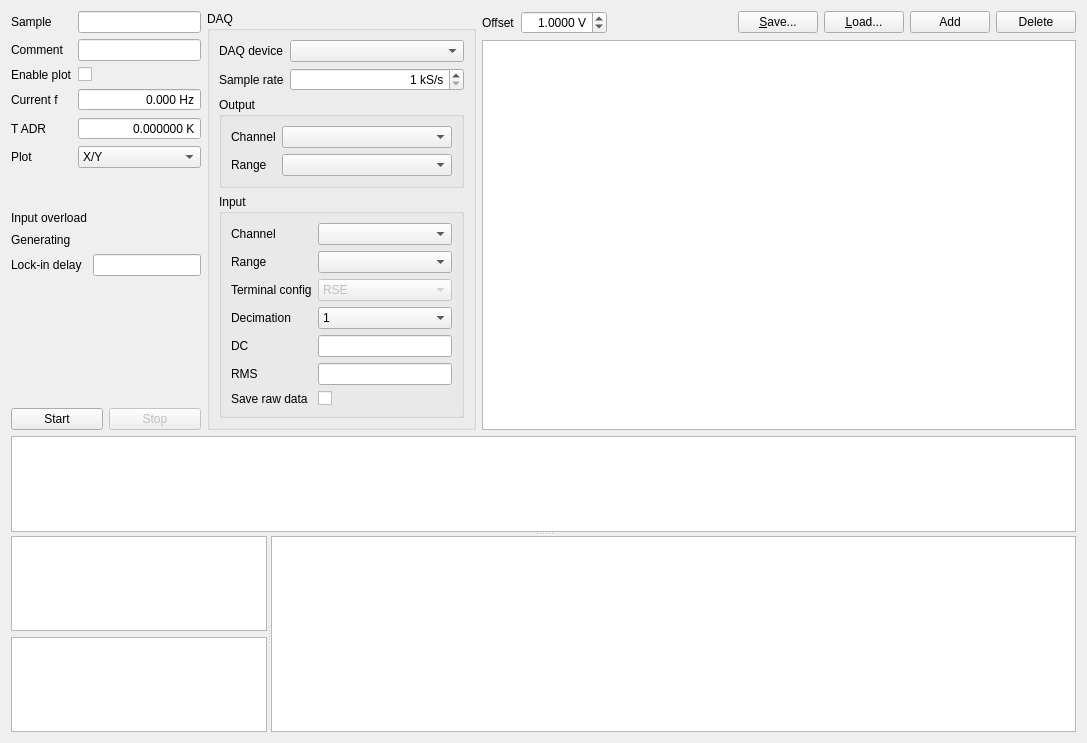
Before: the Qt Designer form TES/MultiLockinUi.ui in AvirupRoy/research, drawn with Qt 5.
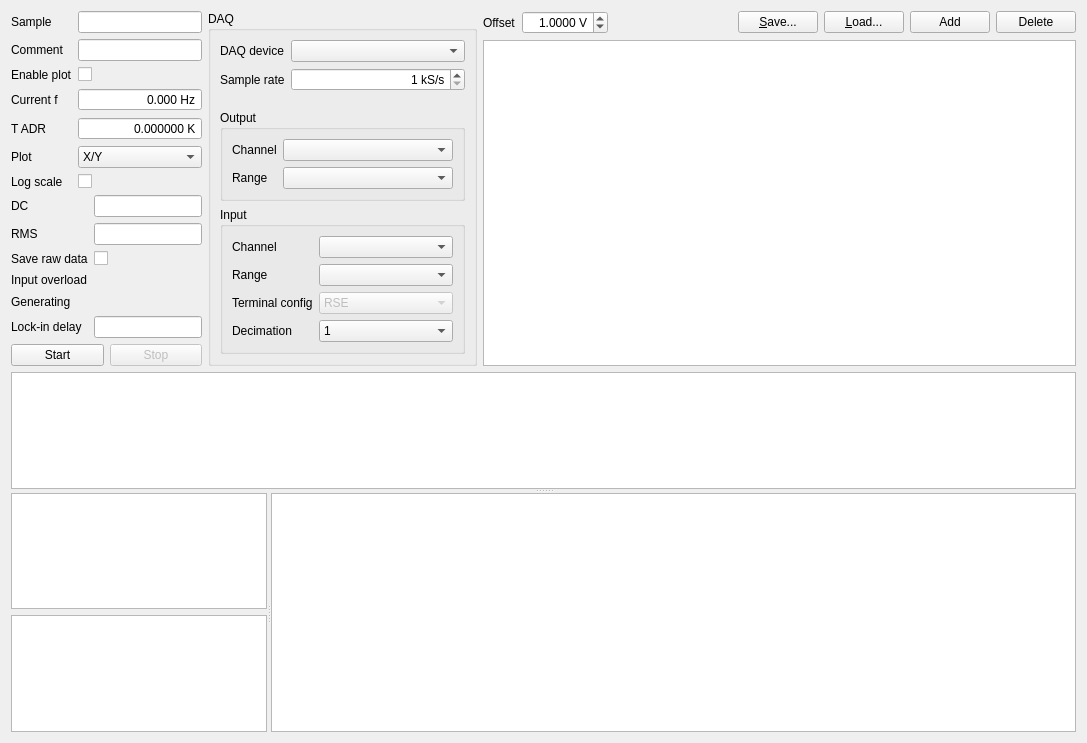
After: the same form once the commit is applied. Custom widgets are drawn as their Qt base class.

Commit message: Added: *data logging *plotting *Raw data collection *display results in correct row on table *more resolution for amplitude setting and data display *correct for decimator phase

The edit to the form file:
```diff
--- a/TES/MultiLockinUi.ui
+++ b/TES/MultiLockinUi.ui
@@ -195,11 +195,83 @@
              </item>
             </widget>
            </item>
+           <item row="6" column="1">
+            <widget class="QCheckBox" name="logscaleCb">
+             <property name="text">
+              <string/>
+             </property>
+            </widget>
+           </item>
+           <item row="6" column="0">
+            <widget class="QLabel" name="label_17">
+             <property name="text">
+              <string>Log scale</string>
+             </property>
+             <property name="buddy">
+              <cstring>logscaleCb</cstring>
+             </property>
+            </widget>
+           </item>
           </layout>
          </item>
          <item>
           <layout class="QFormLayout" name="formLayout_5">
+           <property name="fieldGrowthPolicy">
+            <enum>QFormLayout::AllNonFixedFieldsGrow</enum>
+           </property>
            <item row="0" column="0">
+            <widget class="QLabel" name="label_4">
+             <property name="text">
+              <string>DC</string>
+             </property>
+             <property name="buddy">
+              <cstring>dcIndicator</cstring>
+             </property>
+            </widget>
+           </item>
+           <item row="0" column="1">
+            <widget class="QLineEdit" name="dcIndicator">
+             <property name="sizePolicy">
+              <sizepolicy hsizetype="Preferred" vsizetype="Fixed">
+               <horstretch>0</horstretch>
+               <verstretch>0</verstretch>
+              </sizepolicy>
+             </property>
+             <property name="toolTip">
+              <string>DC value of the input, updated for each chunk.</string>
+             </property>
+             <property name="readOnly">
+              <bool>true</bool>
+             </property>
+            </widget>
+           </item>
+           <item row="1" column="0">
+            <widget class="QLabel" name="label_16">
+             <property name="text">
+              <string>RMS</string>
+             </property>
+             <property name="buddy">
+              <cstring>rmsIndicator</cstring>
+             </property>
+            </widget>
+           </item>
+           <item row="1" column="1">
+            <widget class="QLineEdit" name="rmsIndicator">
+             <property name="sizePolicy">
+              <sizepolicy hsizetype="Preferred" vsizetype="Fixed">
+               <horstretch>0</horstretch>
+               <verstretch>0</verstretch>
+              </sizepolicy>
+             </property>
+             <property name="toolTip">
+              <string>DC value of the input, updated for each chunk.</string>
+             </property>
+             <property name="readOnly">
+              <bool>true</bool>
+             </property>
+            </widget>
+           </item>
+           <item row="3" column="0">
             <widget class="QLabel" name="label_11">
              <property name="text">
               <string>Input overload</string>
@@ -209,7 +281,7 @@
              </property>
             </widget>
            </item>
-           <item row="0" column="1">
+           <item row="3" column="1">
             <widget class="LedIndicator" name="overloadLed" native="true">
              <property name="minimumSize">
               <size>
@@ -225,7 +297,7 @@
              </property>
             </widget>
            </item>
-           <item row="1" column="0">
+           <item row="4" column="0">
             <widget class="QLabel" name="label_12">
              <property name="text">
               <string>Generating</string>
@@ -235,7 +307,7 @@
              </property>
             </widget>
            </item>
-           <item row="1" column="1">
+           <item row="4" column="1">
             <widget class="LedIndicator" name="generatingLed" native="true">
              <property name="minimumSize">
               <size>
@@ -251,7 +323,7 @@
              </property>
             </widget>
            </item>
-           <item row="2" column="0">
+           <item row="5" column="0">
             <widget class="QLabel" name="label_15">
              <property name="text">
               <string>Lock-in delay</string>
@@ -261,7 +333,7 @@
              </property>
             </widget>
            </item>
-           <item row="2" column="1">
+           <item row="5" column="1">
             <widget class="QLineEdit" name="delayLe">
              <property name="sizePolicy">
               <sizepolicy hsizetype="Preferred" vsizetype="Fixed">
@@ -277,6 +349,26 @@
              </property>
             </widget>
            </item>
+           <item row="2" column="0">
+            <widget class="QLabel" name="label_9">
+             <property name="text">
+              <string>Save raw data</string>
+             </property>
+             <property name="buddy">
+              <cstring>saveRawDataCb</cstring>
+             </property>
+            </widget>
+           </item>
+           <item row="2" column="1">
+            <widget class="QCheckBox" name="saveRawDataCb">
+             <property name="toolTip">
+              <string>Check to save raw (but decimated) data to the file. This could consume a lot of disk space.</string>
+             </property>
+             <property name="text">
+              <string/>
+             </property>
+            </widget>
+           </item>
           </layout>
          </item>
          <item>
@@ -571,69 +663,6 @@
                    </item>
                   </widget>
                  </item>
-                 <item row="4" column="0">
-                  <widget class="QLabel" name="label_4">
-                   <property name="text">
-                    <string>DC</string>
-                   </property>
-                  </widget>
-                 </item>
-                 <item row="4" column="1">
-                  <widget class="QLineEdit" name="dcIndicator">
-                   <property name="sizePolicy">
-                    <sizepolicy hsizetype="Preferred" vsizetype="Fixed">
-                     <horstretch>0</horstretch>
-                     <verstretch>0</verstretch>
-                    </sizepolicy>
-                   </property>
-                   <property name="toolTip">
-                    <string>DC value of the input, updated for each chunk.</string>
-                   </property>
-                   <property name="readOnly">
-                    <bool>true</bool>
-                   </property>
-                  </widget>
-                 </item>
-                 <item row="6" column="0">
-                  <widget class="QLabel" name="label_9">
-                   <property name="text">
-                    <string>Save raw data</string>
-                   </property>
-                  </widget>
-                 </item>
-                 <item row="6" column="1">
-                  <widget class="QCheckBox" name="saveRawDataCb">
-                   <property name="toolTip">
-                    <string>Check to save raw (but decimated) data to the file. This could consume a lot of disk space.</string>
-                   </property>
-                   <property name="text">
-                    <string/>
-                   </property>
-                  </widget>
-                 </item>
-                 <item row="5" column="1">
-                  <widget class="QLineEdit" name="rmsIndicator">
-                   <property name="sizePolicy">
-                    <sizepolicy hsizetype="Preferred" vsizetype="Fixed">
-                     <horstretch>0</horstretch>
-                     <verstretch>0</verstretch>
-                    </sizepolicy>
-                   </property>
-                   <property name="toolTip">
-                    <string>DC value of the input, updated for each chunk.</string>
-                   </property>
-                   <property name="readOnly">
-                    <bool>true</bool>
-                   </property>
-                  </widget>
-                 </item>
-                 <item row="5" column="0">
-                  <widget class="QLabel" name="label_16">
-                   <property name="text">
-                    <string>RMS</string>
-                   </property>
-                  </widget>
-                 </item>
                 </layout>
                </item>
               </layout>
```
Left out of the diff: 6 changed lines with no effect on the pictures. The commit also changes 1 other file.
